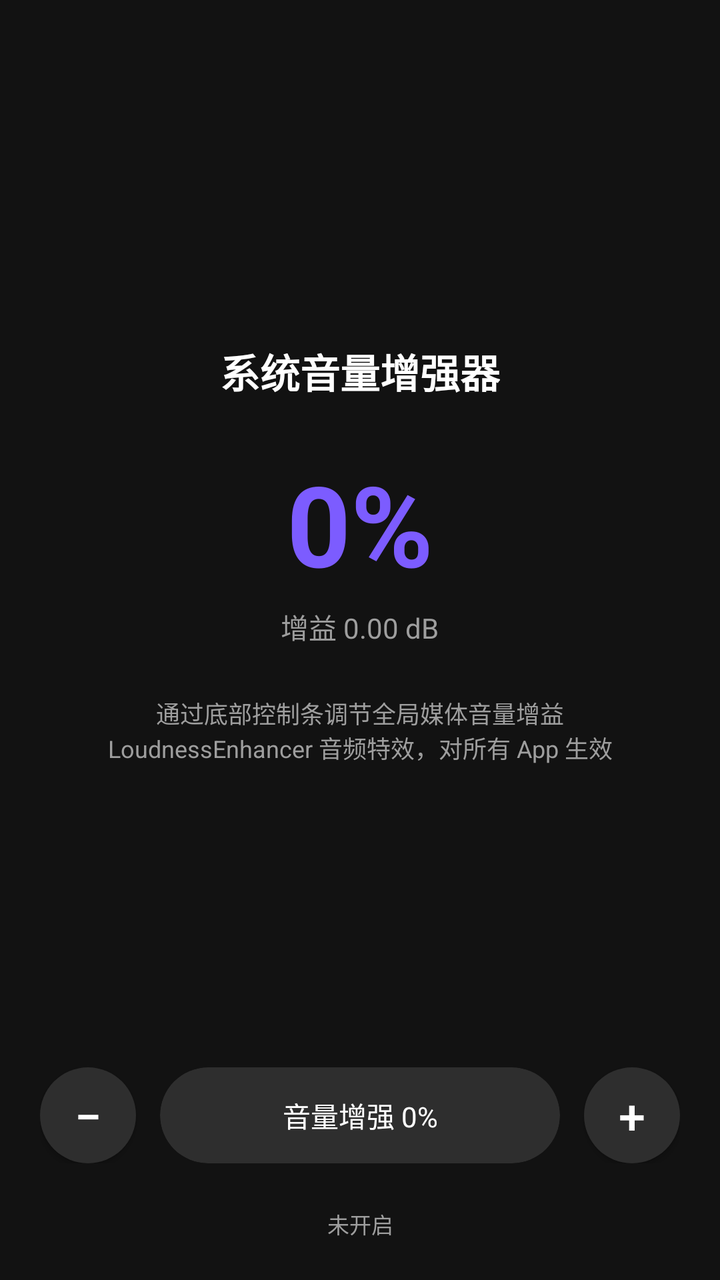
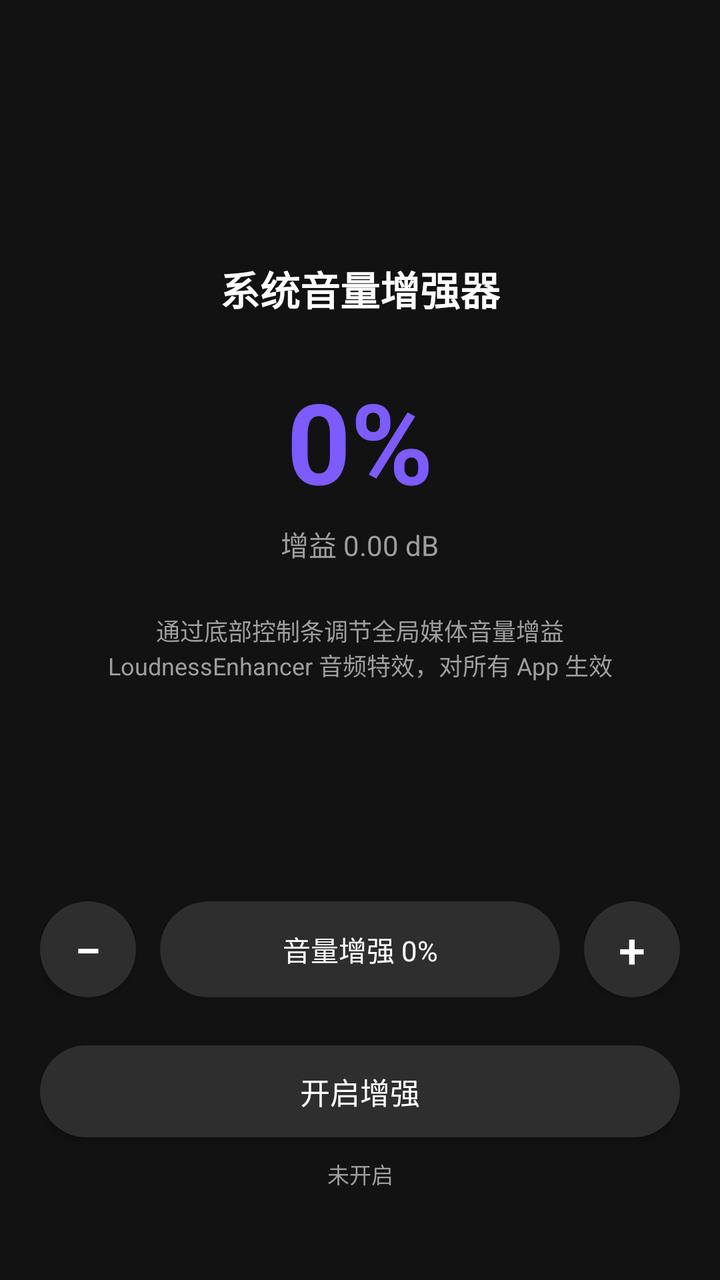

Before-and-after screenshots of an Android layout around one commit, followed by the original layout XML and the change that was made.
<!-- AndroidManifest.xml: application theme AppTheme -->
<!-- res/layout/activity_main.xml -->
<?xml version="1.0" encoding="utf-8"?>
<LinearLayout xmlns:android="http://schemas.android.com/apk/res/android"
    android:layout_width="match_parent"
    android:layout_height="match_parent"
    android:orientation="vertical"
    android:background="@color/bg"
    android:padding="20dp">

    
    <LinearLayout
        android:layout_width="match_parent"
        android:layout_height="0dp"
        android:layout_weight="1"
        android:orientation="vertical"
        android:gravity="center">

        <TextView
            android:layout_width="wrap_content"
            android:layout_height="wrap_content"
            android:text="系统音量增强器"
            android:textSize="20sp"
            android:textStyle="bold"
            android:textColor="@color/text_primary" />

        <TextView
            android:id="@+id/tv_gain"
            android:layout_width="wrap_content"
            android:layout_height="wrap_content"
            android:layout_marginTop="24dp"
            android:text="0%"
            android:textSize="56sp"
            android:textStyle="bold"
            android:textColor="@color/purple" />

        <TextView
            android:id="@+id/tv_db"
            android:layout_width="wrap_content"
            android:layout_height="wrap_content"
            android:layout_marginTop="4dp"
            android:text="增益 0.00 dB"
            android:textSize="14sp"
            android:textColor="@color/text_secondary" />

        <TextView
            android:layout_width="match_parent"
            android:layout_height="wrap_content"
            android:layout_marginTop="24dp"
            android:gravity="center"
            android:text="通过底部控制条调节全局媒体音量增益\nLoudnessEnhancer 音频特效，对所有 App 生效"
            android:textSize="12sp"
            android:textColor="@color/text_secondary" />
    </LinearLayout>

    
    <LinearLayout
        android:layout_width="match_parent"
        android:layout_height="wrap_content"
        android:orientation="vertical">

        <TextView
            android:id="@+id/btn_close"
            android:layout_width="wrap_content"
            android:layout_height="wrap_content"
            android:layout_gravity="right"
            android:padding="8dp"
            android:text="关闭增强"
            android:textSize="13sp"
            android:textColor="@color/text_secondary"
            android:visibility="gone" />

        
        <LinearLayout
            android:layout_width="match_parent"
            android:layout_height="wrap_content"
            android:orientation="horizontal"
            android:gravity="center_vertical">

            <Button
                android:id="@+id/btn_minus"
                android:layout_width="48dp"
                android:layout_height="48dp"
                android:background="@drawable/bg_circle_btn"
                android:text="−"
                android:textSize="24sp"
                android:textColor="@color/text_primary" />

            <FrameLayout
                android:id="@+id/pill"
                android:layout_width="0dp"
                android:layout_height="48dp"
                android:layout_weight="1"
                android:layout_marginStart="12dp"
                android:layout_marginEnd="12dp"
                android:background="@drawable/bg_pill"
                android:clipChildren="true"
                android:clipToOutline="true">

                <LinearLayout
                    android:layout_width="match_parent"
                    android:layout_height="match_parent"
                    android:orientation="horizontal">

                    <View
                        android:id="@+id/pill_fill"
                        android:layout_width="0dp"
                        android:layout_height="match_parent"
                        android:layout_weight="0"
                        android:background="@drawable/bg_pill_fill" />

                    <View
                        android:id="@+id/pill_rest"
                        android:layout_width="0dp"
                        android:layout_height="match_parent"
                        android:layout_weight="100" />
                </LinearLayout>

                <TextView
                    android:id="@+id/pill_text"
                    android:layout_width="match_parent"
                    android:layout_height="match_parent"
                    android:gravity="center"
                    android:text="音量增强 0%"
                    android:textSize="14sp"
                    android:textColor="@color/text_primary" />
            </FrameLayout>

            <Button
                android:id="@+id/btn_plus"
                android:layout_width="48dp"
                android:layout_height="48dp"
                android:background="@drawable/bg_circle_btn"
                android:text="+"
                android:textSize="24sp"
                android:textColor="@color/text_primary" />
        </LinearLayout>

        
        <HorizontalScrollView
            android:layout_width="match_parent"
            android:layout_height="wrap_content"
            android:layout_marginTop="12dp"
            android:scrollbars="none">

            <LinearLayout
                android:id="@+id/presets"
                android:layout_width="wrap_content"
                android:layout_height="wrap_content"
                android:orientation="horizontal" />
        </HorizontalScrollView>

        <TextView
            android:id="@+id/tv_status"
            android:layout_width="match_parent"
            android:layout_height="wrap_content"
            android:layout_marginTop="10dp"
            android:gravity="center"
            android:text="未开启"
            android:textSize="11sp"
            android:textColor="@color/text_secondary" />
    </LinearLayout>
</LinearLayout>
<!-- resources referenced by this layout -->
<resources>
  <color name="bg">#121212</color>
  <color name="purple">#7C5CFF</color>
  <color name="text_primary">#FFFFFF</color>
  <color name="text_secondary">#9E9E9E</color>
  <!-- drawable bg_circle_btn (drawable) -->
  <?xml version="1.0" encoding="utf-8"?>
  <shape xmlns:android="http://schemas.android.com/apk/res/android" android:shape="oval">
      <solid android:color="@color/pill_bg" />
  </shape>
  <!-- drawable bg_pill (drawable) -->
  <?xml version="1.0" encoding="utf-8"?>
  <shape xmlns:android="http://schemas.android.com/apk/res/android" android:shape="rectangle">
      <corners android:radius="24dp" />
      <solid android:color="@color/pill_bg" />
  </shape>
  <!-- drawable bg_pill_fill (drawable) -->
  <?xml version="1.0" encoding="utf-8"?>
  <shape xmlns:android="http://schemas.android.com/apk/res/android" android:shape="rectangle">
      <corners android:radius="24dp" />
      <solid android:color="@color/purple" />
  </shape>
  <style name="AppTheme" parent="@android:style/Theme.Holo.NoActionBar" />
  <color name="pill_bg">#2E2E2E</color>
</resources>

<!-- the commit's change to res/layout/activity_main.xml (unified diff, before → after) -->
@@ -55,18 +55,8 @@
     <LinearLayout
         android:layout_width="match_parent"
         android:layout_height="wrap_content"
-        android:orientation="vertical">
-
-        <TextView
-            android:id="@+id/btn_close"
-            android:layout_width="wrap_content"
-            android:layout_height="wrap_content"
-            android:layout_gravity="right"
-            android:padding="8dp"
-            android:text="关闭增强"
-            android:textSize="13sp"
-            android:textColor="@color/text_secondary"
-            android:visibility="gone" />
+        android:orientation="vertical"
+        android:layout_marginBottom="25dp">
 
         
         <LinearLayout
@@ -148,6 +138,17 @@
                 android:orientation="horizontal" />
         </HorizontalScrollView>
 
+        
+        <Button
+            android:id="@+id/btn_toggle"
+            android:layout_width="match_parent"
+            android:layout_height="46dp"
+            android:layout_marginTop="12dp"
+            android:background="@drawable/bg_toggle_off"
+            android:text="开启增强"
+            android:textSize="15sp"
+            android:textColor="@color/text_primary" />
+
         <TextView
             android:id="@+id/tv_status"
             android:layout_width="match_parent"
<!-- resource entries referenced after the edit -->
@@ -21,6 +21,12 @@
       <corners android:radius="24dp" />
       <solid android:color="@color/purple" />
   </shape>
+  <!-- drawable bg_toggle_off (drawable) -->
+  <?xml version="1.0" encoding="utf-8"?>
+  <shape xmlns:android="http://schemas.android.com/apk/res/android" android:shape="rectangle">
+      <corners android:radius="23dp" />
+      <solid android:color="@color/pill_bg" />
+  </shape>
   <style name="AppTheme" parent="@android:style/Theme.Holo.NoActionBar" />
   <color name="pill_bg">#2E2E2E</color>
 </resources>
